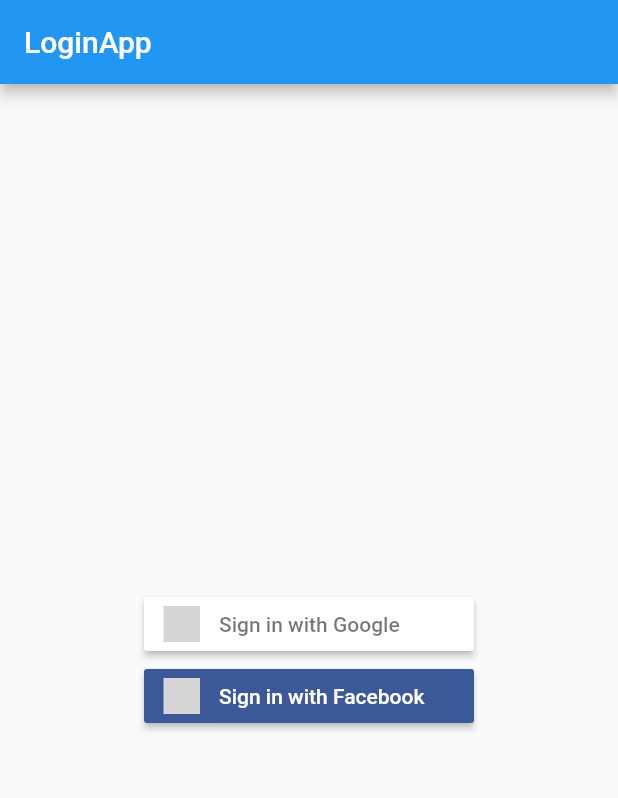
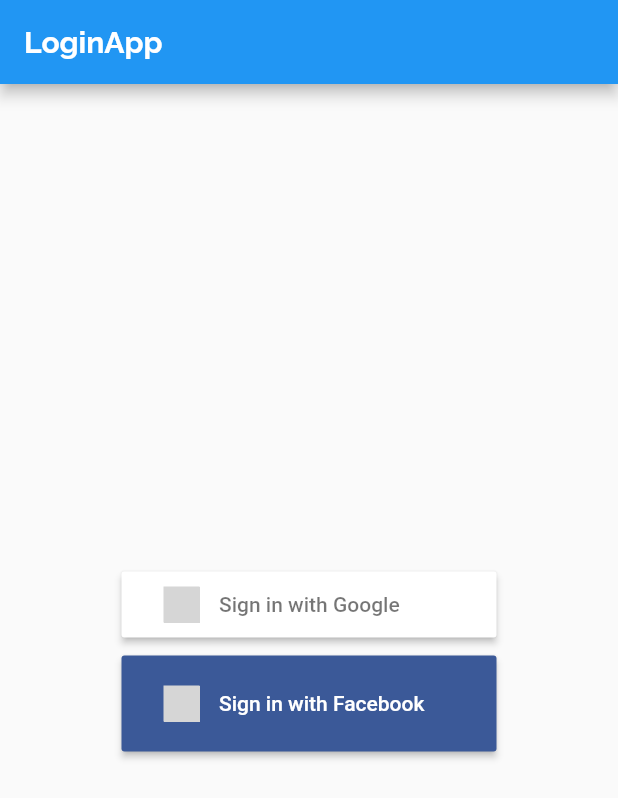
Before and after one commit to sagarRawatUK/LoginApp-Flutter, a Flutter app: the screen it shows after launch, on a phone screen of 412 x 824 dp. Shown: the top 798 px of the screen. Run offline on Flutter 3.47's test engine with Material 2 defaults, Android fonts, the phone set to English and light mode, and no system bars; our stand-ins replace cloud_firestore, firebase_auth, firebase_core, flutter_signin_button, google_fonts, google_sign_in and 1 more; missing offline and left inert: flutter_facebook_login; accounts and stored records are empty; grey boxes are pictures that could not be loaded.

Commit message:
minor changes

```diff
--- a/lib/views/login.dart
+++ b/lib/views/login.dart
@@ -2,6 +2,7 @@ import 'package:LoginApp/helper/authGoogle.dart';
 import 'package:LoginApp/views/homepage.dart';
 import 'package:flutter/material.dart';
 import 'package:flutter_signin_button/flutter_signin_button.dart';
+import 'package:google_fonts/google_fonts.dart';
 import 'package:shared_preferences/shared_preferences.dart';
 import 'package:flutter_facebook_login/flutter_facebook_login.dart';
 import 'package:http/http.dart' as http;
@@ -62,7 +63,10 @@ class _LoginPageState extends State<LoginPage> {
   Widget build(BuildContext context) {
     return Scaffold(
       appBar: AppBar(
-        title: Text("LoginApp"),
+        title: Text(
+          "LoginApp",
+          style: GoogleFonts.raleway(fontSize: 20, fontWeight: FontWeight.bold),
+        ),
       ),
       body: Container(
         child: isLoading
@@ -73,6 +77,8 @@ class _LoginPageState extends State<LoginPage> {
                   children: [
                     SignInButton(
                       Buttons.Google,
+                      padding:
+                          EdgeInsets.symmetric(horizontal: 15, vertical: 10),
                       onPressed: () {
                         AuthService().signin().then((value) async {
                           setState(() {
@@ -94,8 +100,13 @@ class _LoginPageState extends State<LoginPage> {
                         });
                       },
                     ),
+                    SizedBox(
+                      height: 10,
+                    ),
                     SignInButton(
                       Buttons.Facebook,
+                      padding:
+                          EdgeInsets.symmetric(horizontal: 15, vertical: 20),
                       onPressed: () {
                         _loginWithFB();
                       },
```
Also changed, not shown: lib/views/homepage.dart (+20 -1 lines).
